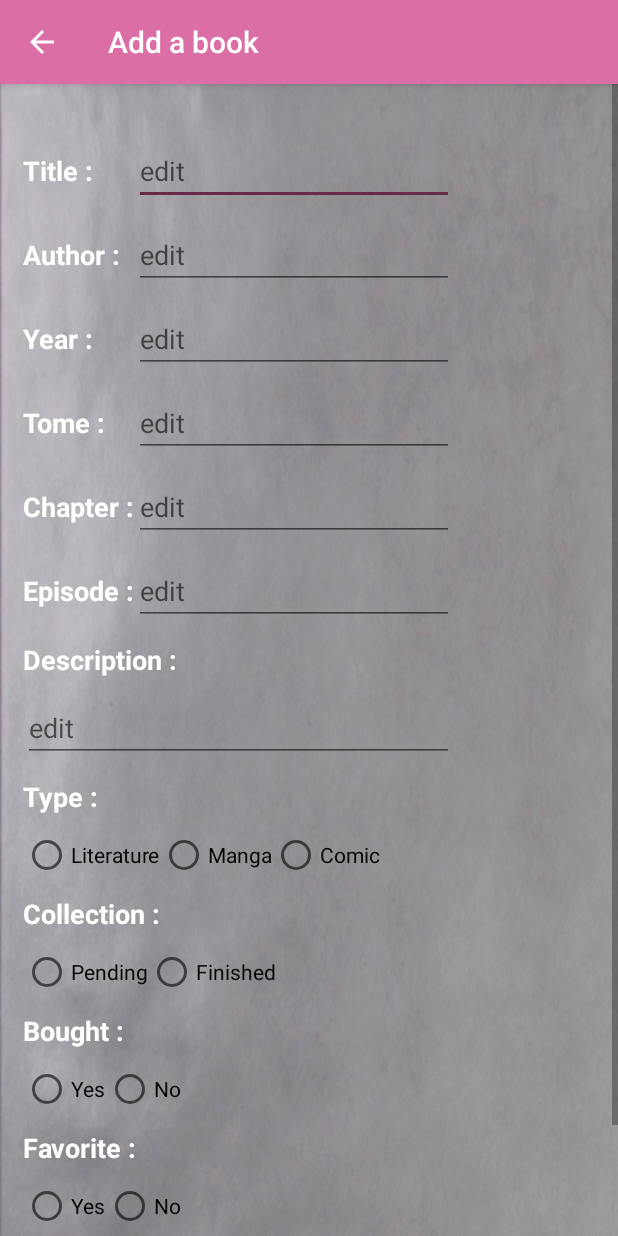
After one commit to PaulineKlein/BookMemo, an Android app: the AddActivity screen opened directly, with no data from a screen before it, on a phone screen of 412 x 824 dp. The commit adds this screen. Run offline under Robolectric (Android 15) with nearby library versions, the phone set to English and light mode, and no system bars; our stand-ins replace ButterKnife.

Commit message:
Search Activity and Add Activity

```diff
--- /dev/null
+++ b/app/src/main/res/layout/activity_add.xml
@@ -0,0 +1,26 @@
+<?xml version="1.0" encoding="utf-8"?>
+<ScrollView xmlns:android="http://schemas.android.com/apk/res/android"
+    android:id="@+id/ScrollView02"
+    android:layout_width="fill_parent"
+    android:layout_height="fill_parent"
+    android:background="@drawable/background">
+
+    <LinearLayout
+        android:layout_width="fill_parent"
+        android:layout_height="wrap_content"
+        android:orientation="vertical"
+        android:gravity="center"
+        >
+
+        <include layout="@layout/form_add_modify" />
+
+        <ImageButton android:id="@+id/validate_button_form"
+            android:layout_width="wrap_content"
+            android:layout_height="wrap_content"
+            android:contentDescription="@string/desc_validate_button"
+            android:background="@null"
+            android:src="@drawable/validate_button"
+            />
+
+    </LinearLayout>
+</ScrollView>
--- /dev/null
+++ b/app/src/main/res/layout/form_add_modify.xml
@@ -0,0 +1,333 @@
+<?xml version="1.0" encoding="utf-8"?>
+<ScrollView xmlns:android="http://schemas.android.com/apk/res/android"
+    android:id="@+id/ScrollView01"
+    android:layout_width="fill_parent"
+    android:layout_height="fill_parent"
+    android:background="@drawable/background"
+    android:orientation="vertical">
+
+    <LinearLayout  android:layout_width="fill_parent"
+        android:layout_height="wrap_content"
+        android:orientation="vertical"
+        android:gravity="center">
+
+    <TableLayout
+        android:layout_width="fill_parent"
+        android:paddingTop="30dp"
+        android:paddingLeft="10dp"
+        android:paddingRight="10dp"
+        android:layout_height="wrap_content"
+        android:orientation="horizontal"  >
+
+        <TableRow
+            android:layout_width="wrap_content"
+            android:layout_height="wrap_content"
+            android:padding="5dip" >
+            <TextView
+                android:layout_width="wrap_content"
+                android:layout_height="wrap_content"
+                android:text="@string/str_title"
+                android:textStyle="bold"
+                android:textSize="18sp"
+                android:textColor="@color/colorWhite"/>
+            <EditText
+                android:id="@+id/editTitle_form"
+                android:hint="@string/hint_editText"
+                android:layout_width="wrap_content"
+                android:layout_height="wrap_content"
+                android:ems="10">
+            </EditText>
+        </TableRow>
+
+        <TableRow
+            android:layout_width="wrap_content"
+            android:layout_height="wrap_content"
+            android:padding="5dip" >
+            <TextView
+                android:layout_width="wrap_content"
+                android:layout_height="wrap_content"
+                android:text="@string/str_author"
+                android:textStyle="bold"
+                android:textSize="18sp"
+                android:textColor="@color/colorWhite"/>
+            <EditText
+                android:id="@+id/editAuthor_form"
+                android:hint="@string/hint_editText"
+                android:layout_width="wrap_content"
+                android:layout_height="wrap_content"
+                android:ems="10">
+            </EditText>
+        </TableRow>
+
+        <TableRow
+            android:layout_width="wrap_content"
+            android:layout_height="wrap_content"
+            android:padding="5dip" >
+            <TextView
+                android:layout_width="wrap_content"
+                android:layout_height="wrap_content"
+                android:text="@string/str_year"
+                android:textStyle="bold"
+                android:textSize="18sp"
+                android:textColor="@color/colorWhite"/>
+            <EditText
+                android:id="@+id/editYear_form"
+                android:hint="@string/hint_editText"
+                android:layout_width="wrap_content"
+                android:layout_height="wrap_content"
+                android:ems="10"
+                android:inputType="number">
+            </EditText>
+        </TableRow>
+
+        <TableRow
+            android:layout_width="wrap_content"
+            android:layout_height="wrap_content"
+            android:padding="5dip" >
+            <TextView
+                android:layout_width="wrap_content"
+                android:layout_height="wrap_content"
+                android:text="@string/str_tome"
+                android:textStyle="bold"
+                android:textSize="18sp"
+                android:textColor="@color/colorWhite"/>
+            <EditText
+                android:id="@+id/editTome_form"
+                android:hint="@string/hint_editText"
+                android:layout_width="wrap_content"
+                android:layout_height="wrap_content"
+                android:ems="10"
+                android:inputType="number">
+            </EditText>
+        </TableRow>
+
+        <TableRow
+            android:layout_width="wrap_content"
+            android:layout_height="wrap_content"
+            android:padding="5dip" >
+            <TextView
+                android:layout_width="wrap_content"
+                android:layout_height="wrap_content"
+                android:text="@string/str_chapter_read"
+                android:textStyle="bold"
+                android:textSize="18sp"
+                android:textColor="@color/colorWhite"/>
+            <EditText
+                android:id="@+id/editChapter_form"
+                android:hint="@string/hint_editText"
+                android:layout_width="wrap_content"
+                android:layout_height="wrap_content"
+                android:ems="10"
+                android:inputType="number">
+            </EditText>
+        </TableRow>
+
+        <TableRow
+            android:layout_width="wrap_content"
+            android:layout_height="wrap_content"
+            android:padding="5dip" >
+            <TextView
+                android:layout_width="wrap_content"
+                android:layout_height="wrap_content"
+                android:text="@string/str_episode_seen"
+                android:textStyle="bold"
+                android:textSize="18sp"
+                android:textColor="@color/colorWhite"/>
+            <EditText
+                android:id="@+id/editEpisode_form"
+                android:hint="@string/hint_editText"
+                android:layout_width="wrap_content"
+                android:layout_height="wrap_content"
+                android:ems="10"
+                android:inputType="number">
+            </EditText>
+        </TableRow>
+
+        <TableRow
+            android:layout_width="wrap_content"
+            android:layout_height="wrap_content"
+            android:padding="5dip" >
+            <TextView
+                android:layout_width="wrap_content"
+                android:layout_height="wrap_content"
+                android:text="@string/str_Desc"
+                android:textStyle="bold"
+                android:textSize="18sp"
+                android:textColor="@color/colorWhite"
+                android:layout_span="2"/>
+        </TableRow>
+        <TableRow
+            android:layout_width="wrap_content"
+            android:layout_height="wrap_content"
+            android:padding="5dip" >
+            <EditText
+                android:id="@+id/editDesc_form"
+                android:hint="@string/hint_editText"
+                android:layout_width="wrap_content"
+                android:layout_height="wrap_content"
+                android:layout_span="2"
+                android:ems="10">
+            </EditText>
+        </TableRow>
+
+        <TableRow
+            android:layout_width="wrap_content"
+            android:layout_height="wrap_content"
+            android:padding="5dip" >
+            <TextView
+                android:layout_width="wrap_content"
+                android:layout_height="wrap_content"
+                android:text="@string/str_type"
+                android:textStyle="bold"
+                android:textSize="18sp"
+                android:textColor="@color/colorWhite"
+                android:layout_span="2"/>
+        </TableRow>
+        <TableRow
+            android:layout_width="wrap_content"
+            android:layout_height="wrap_content"
+            android:padding="5dip" >
+            <RadioGroup
+                android:id="@+id/radio_type_form"
+                android:orientation="horizontal"
+                android:layout_width="wrap_content"
+                android:layout_height="wrap_content"
+                android:layout_span="2">
+                <RadioButton android:id="@+id/radio_type1_form"
+                    android:layout_width="wrap_content"
+                    android:layout_height="wrap_content"
+                    android:text="@string/str_type1"
+                    android:textColor="@color/colorBlack"
+                    android:onClick="onRadio_typeClicked_form"/>
+                <RadioButton android:id="@+id/radio_type2_form"
+                    android:layout_width="wrap_content"
+                    android:layout_height="wrap_content"
+                    android:text="@string/str_type2"
+                    android:textColor="@color/colorBlack"
+                    android:onClick="onRadio_typeClicked_form"/>
+                <RadioButton android:id="@+id/radio_type3_form"
+                    android:layout_width="wrap_content"
+                    android:layout_height="wrap_content"
+                    android:text="@string/str_type3"
+                    android:textColor="@color/colorBlack"
+                    android:onClick="onRadio_typeClicked_form"/>
+            </RadioGroup>
+        </TableRow>
+
+        <TableRow
+            android:layout_width="wrap_content"
+            android:layout_height="wrap_content"
+            android:padding="5dip" >
+            <TextView
+                android:layout_width="wrap_content"
+                android:layout_height="wrap_content"
+                android:text="@string/str_collection"
+                android:textStyle="bold"
+                android:textSize="18sp"
+                android:textColor="@color/colorWhite"
+                android:layout_span="2"/>
+        </TableRow>
+        <TableRow
+            android:layout_width="wrap_content"
+            android:layout_height="wrap_content"
+            android:padding="5dip" >
+            <RadioGroup
+                android:id="@+id/radio_collection_form"
+                android:orientation="horizontal"
+                android:layout_width="wrap_content"
+                android:layout_height="wrap_content"
+                android:layout_span="2">
+                <RadioButton android:id="@+id/radio_collection1_form"
+                    android:layout_width="wrap_content"
+                    android:layout_height="wrap_content"
+                    android:text="@string/str_collection1"
+                    android:textColor="@color/colorBlack"
+                    android:onClick="onRadio_collectionClicked_form"/>
+                <RadioButton android:id="@+id/radio_collection2_form"
+                    android:layout_width="wrap_content"
+                    android:layout_height="wrap_content"
+                    android:text="@string/str_collection2"
+                    android:textColor="@color/colorBlack"
+                    android:onClick="onRadio_collectionClicked_form" />
+            </RadioGroup>
+        </TableRow>
+
+        <TableRow
+            android:layout_width="wrap_content"
+            android:layout_height="wrap_content"
+            android:padding="5dip" >
+            <TextView
+                android:layout_width="wrap_content"
+                android:layout_height="wrap_content"
+                android:text="@string/str_bought"
+                android:textStyle="bold"
+                android:textSize="18sp"
+                android:textColor="@color/colorWhite"
+                android:layout_span="2"/>
+        </TableRow>
+        <TableRow
+            android:layout_width="wrap_content"
+            android:layout_height="wrap_content"
+            android:padding="5dip" >
+            <RadioGroup
+                android:id="@+id/radio_bought_form"
+                android:orientation="horizontal"
+                android:layout_width="wrap_content"
+                android:layout_height="wrap_content"
+                android:layout_span="2">
+                <RadioButton android:id="@+id/radio_bought1_form"
+                    android:layout_width="wrap_content"
+                    android:layout_height="wrap_content"
+                    android:text="@string/yes"
+                    android:textColor="@color/colorBlack"
+                    android:onClick="onRadio_boughtClicked_form"/>
+                <RadioButton android:id="@+id/radio_bought2_form"
+                    android:layout_width="wrap_content"
+                    android:layout_height="wrap_content"
+                    android:text="@string/no"
+                    android:textColor="@color/colorBlack"
+                    android:onClick="onRadio_boughtClicked_form" />
+            </RadioGroup>
+        </TableRow>
+
+        <TableRow
+            android:layout_width="wrap_content"
+            android:layout_height="wrap_content"
+            android:padding="5dip" >
+            <TextView
+                android:layout_width="wrap_content"
+                android:layout_height="wrap_content"
+                android:text="@string/str_favorite"
+                android:textStyle="bold"
+                android:textSize="18sp"
+                android:textColor="@color/colorWhite"
+                android:layout_span="2"/>
+        </TableRow>
+        <TableRow
+            android:layout_width="wrap_content"
+            android:layout_height="wrap_content"
+            android:padding="5dip" >
+            <RadioGroup
+                android:id="@+id/radio_favorite_form"
+                android:orientation="horizontal"
+                android:layout_width="wrap_content"
+                android:layout_height="wrap_content"
+                android:layout_span="2">
+                <RadioButton android:id="@+id/radio_favorite1_form"
+                    android:layout_width="wrap_content"
+                    android:layout_height="wrap_content"
+                    android:text="@string/yes"
+                    android:textColor="@color/colorBlack"
+                    android:onClick="onRadio_favoriteClicked_form"/>
+                <RadioButton android:id="@+id/radio_favorite2_form"
+                    android:layout_width="wrap_content"
+                    android:layout_height="wrap_content"
+                    android:text="@string/no"
+                    android:textColor="@color/colorBlack"
+                    android:onClick="onRadio_favoriteClicked_form" />
+            </RadioGroup>
+        </TableRow>
+
+        </TableLayout>
+    </LinearLayout>
+</ScrollView>
--- a/app/src/main/res/layout/see_all_literature.xml
+++ b/app/src/main/res/layout/see_all_literature.xml
@@ -4,7 +4,6 @@
     android:layout_width="match_parent"
     android:layout_height="match_parent"
     android:padding="3dp"
-    android:background="@drawable/background"
     >
 
     <android.support.v7.widget.RecyclerView
--- a/app/src/main/res/values/colors.xml
+++ b/app/src/main/res/values/colors.xml
@@ -2,7 +2,7 @@
 <resources>
     <color name="colorPrimary">#dc6ea6</color>
     <color name="colorPrimaryDark">#642a46</color>
-    <color name="colorAccent">#8a9aef</color>
+    <color name="colorAccent">#642a46</color>
     <color name="colorWhite">#ffffff</color>
     <color name="colorBlack">#000000</color>
     <color name="colorGold">#f0cc07</color>
--- a/app/src/main/res/values/strings.xml
+++ b/app/src/main/res/values/strings.xml
@@ -25,6 +25,8 @@
     <!-- Titles -->
     <string name="title_seeAll">My Library</string>
     <string name="error_message">An error has occured</string>
+    <string name="title_add">Add a book</string>
+    <string name="str_searchBook">Search a book</string>
 
     <!-- AlertDialog-->
     <string name="increment_book">Do you want to increment one characteristic below ?</string>
@@ -34,9 +36,10 @@
     <string name="modify_book">Do you want to Modify this Book ?</string>
     <string name="yes">Yes</string>
     <string name="no">No</string>
+    <string name="empty_title">Title can\'t be empty</string>
+    <string name="add_error">An error has occured, this book is already into the Library</string>
 
     <!--SearchActivity-->
-    <string name="str_searchBook">Search a book :</string>
     <string name="hint_editText">edit</string>
     <string name="str_title">Title : </string>
     <string name="str_author">Author : </string>
@@ -53,4 +56,8 @@
     <string name="str_chapter">Chapter filled : </string>
     <string name="str_episode">Episode filled : </string>
     <string name="str_favorite">Favorite : </string>
+    <string name="str_tome">Tome : </string>
+    <string name="str_chapter_read">Chapter : </string>
+    <string name="str_episode_seen">Episode : </string>
+    <string name="str_Desc">Description : </string>
 </resources>
```
Also changed, not shown: app/src/main/AndroidManifest.xml (+9 -1 lines), app/src/main/java/com/pklein/bookmemo/AddActivity.java (added, +168 -0 lines), app/src/main/java/com/pklein/bookmemo/MainActivity.java (+9 -0 lines), app/src/main/java/com/pklein/bookmemo/SearchActivity.java (+7 -24 lines), app/src/main/java/com/pklein/bookmemo/SeeAllAdapter.java (+4 -5 lines), app/src/main/java/com/pklein/bookmemo/tools/BookDbTool.java (+21 -19 lines), 1 other file.
